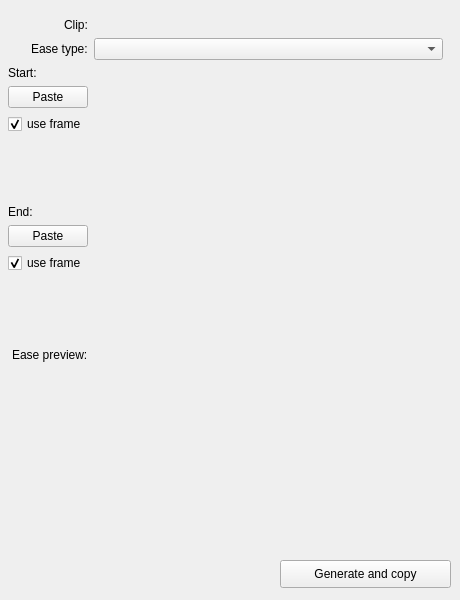
The window that ui/window.ui (chocolateimage/kdenlive_ease_generator) describes before a commit, drawn with Qt 5.
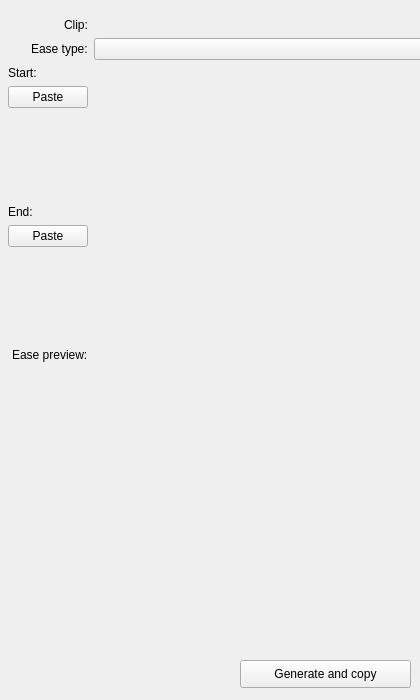
The same window after the commit. Icons and pictures are not drawn.

Diff of the .ui file:
```diff
--- a/ui/window.ui
+++ b/ui/window.ui
@@ -6,20 +6,20 @@
    <rect>
     <x>0</x>
     <y>0</y>
-    <width>460</width>
-    <height>600</height>
+    <width>420</width>
+    <height>700</height>
    </rect>
   </property>
   <property name="minimumSize">
    <size>
-    <width>460</width>
-    <height>600</height>
+    <width>420</width>
+    <height>700</height>
    </size>
   </property>
   <property name="maximumSize">
    <size>
-    <width>460</width>
-    <height>600</height>
+    <width>420</width>
+    <height>700</height>
    </size>
   </property>
   <property name="windowTitle">
@@ -31,8 +31,8 @@
   <widget class="QPushButton" name="btnGenerate">
    <property name="geometry">
     <rect>
-     <x>280</x>
-     <y>560</y>
+     <x>240</x>
+     <y>660</y>
      <width>171</width>
      <height>28</height>
     </rect>
@@ -132,16 +132,6 @@
         </property>
        </widget>
       </item>
-      <item>
-       <widget class="QCheckBox" name="chkKeepStart">
-        <property name="text">
-         <string>use frame</string>
-        </property>
-        <property name="checked">
-         <bool>true</bool>
-        </property>
-       </widget>
-      </item>
       <item>
        <spacer name="vertSpaceStart">
         <property name="orientation">
@@ -177,16 +167,6 @@
         </property>
        </widget>
       </item>
-      <item>
-       <widget class="QCheckBox" name="chkKeepEnd">
-        <property name="text">
-         <string>use frame</string>
-        </property>
-        <property name="checked">
-         <bool>true</bool>
-        </property>
-       </widget>
-      </item>
       <item>
        <spacer name="vertSpaceEnd">
         <property name="orientation">
```
Left out of the diff: 6 changed lines with no effect on the pictures.
